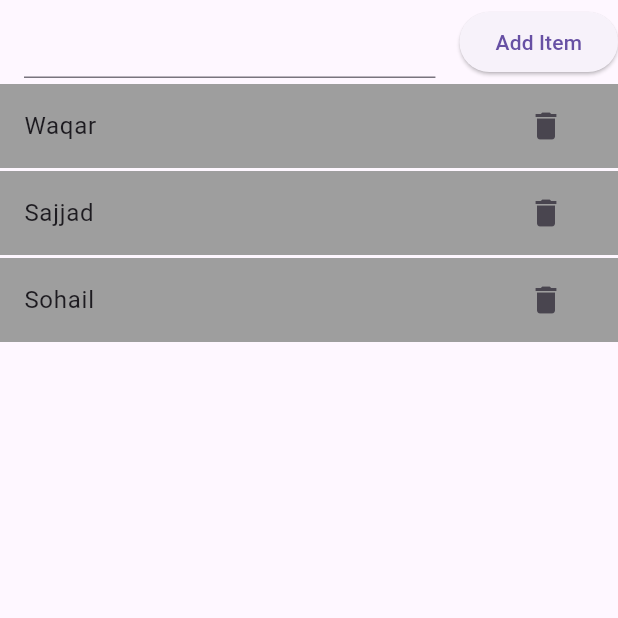
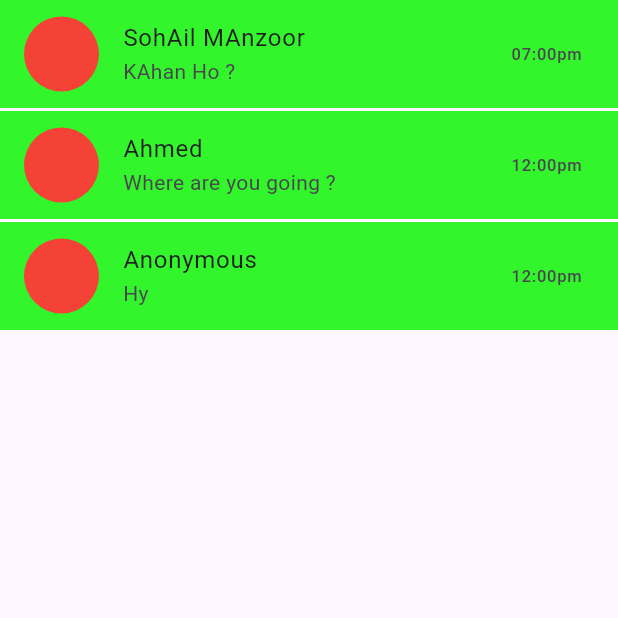
Before and after one commit to SuhAilMAnzoor/fourth_counter_state_update_listview_and_dot_Builder, a Flutter app: the screen it shows after launch, on a phone screen of 412 x 824 dp, the top half of it. Run offline on Flutter 3.47's test engine with Material 3 defaults, Android fonts, the phone set to English and light mode, and no system bars.

Commit message:
Making Custom WhatsApp ListTile

```diff
--- /dev/null
+++ b/lib/Widgets/04.custom_chat_tile.dart
@@ -0,0 +1,31 @@
+import 'package:flutter/material.dart';
+//Best Approch for Resubility to make a custom widget where you can make changes
+//after client requrmnt  we will follow this approch ahed
+
+class CustomChatTile extends StatelessWidget {
+  final String? name; // ? name is nullable datatype
+  final String message;
+  final String time;
+  const CustomChatTile({
+    super.key,
+    this.name, // name is optional if you dont pass arugments,
+    required this.message, // any one of them can be optional if you want set,
+    required this.time, // delete required if you want to any of them optional
+  });
+  @override
+  Widget build(BuildContext context) {
+    return Container(
+      margin: EdgeInsets.only(bottom: 2),
+      child: ListTile(
+        tileColor: Color.fromARGB(217, 14, 246, 6),
+        leading: CircleAvatar(
+          radius: 25,
+          backgroundColor: Colors.red,
+        ),
+        title: Text(name ?? "Anonymous"), // ?? if name is entered,then,
+        subtitle: Text(message), //its okay,but if not entered pass "Anonymous.
+        trailing: Text(time), // Same applies with time and also message
+      ),
+    );
+  }
+}
--- a/lib/main.dart
+++ b/lib/main.dart
@@ -1,5 +1,5 @@
 import 'package:flutter/material.dart';
-import 'package:fourth_counter_stateful_widget/10.counter_view_List_Builder_add_and_delete_item.dart';
+import 'package:fourth_counter_stateful_widget/third_lecture.dart';
 
 void main() {
   runApp(const MyApp());
@@ -11,7 +11,7 @@ class MyApp extends StatelessWidget {
   @override
   Widget build(BuildContext context) {
     return const MaterialApp(
-      home: CounterViewTen(),
+      home: FourScreen(),
     );
   }
 }
--- /dev/null
+++ b/lib/third_lecture.dart
@@ -0,0 +1,42 @@
+import 'package:flutter/material.dart';
+import 'package:fourth_counter_stateful_widget/Widgets/04.custom_chat_tile.dart';
+// imported Custom Widget Which i have made in Widgets Folder
+//For Reusbility & Best Approch for Development
+
+class FourScreen extends StatelessWidget {
+  const FourScreen({super.key});
+
+  @override
+  Widget build(BuildContext context) {
+    return const Scaffold(
+      body: SafeArea(
+        child: Column(
+          children: [
+            CustomChatTile(
+              name: "SohAil MAnzoor",
+              message: "KAhan Ho ?",
+              time: "07:00pm",
+            ),
+            CustomChatTile(
+              name: "Ahmed",
+              message: "Where are you going ?",
+              time: "12:00pm",
+            ),
+            CustomChatTile(
+              message: "Hy",
+              time: "12:00pm",
+            ),
+
+            // CustomChatTile(),
+            // i made it more easy to call that class
+            // jitna daf men chaho previous code men app ne dekh ke hum wo
+            // code par par linkha par rha tha
+            // ab us code ko ek class men wrap kar ke yaha par mane call karwaya
+            // ab jo bhi changes karne hoge mujhe us class men karne hoge jo k mane
+            // Widgets folder men custom_chat_tile ke naam se bane hai
+          ],
+        ),
+      ),
+    );
+  }
+}
```
